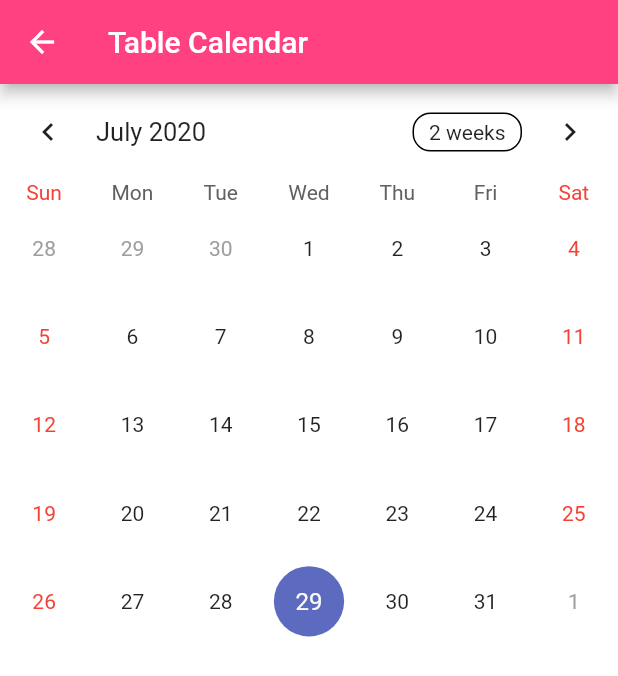
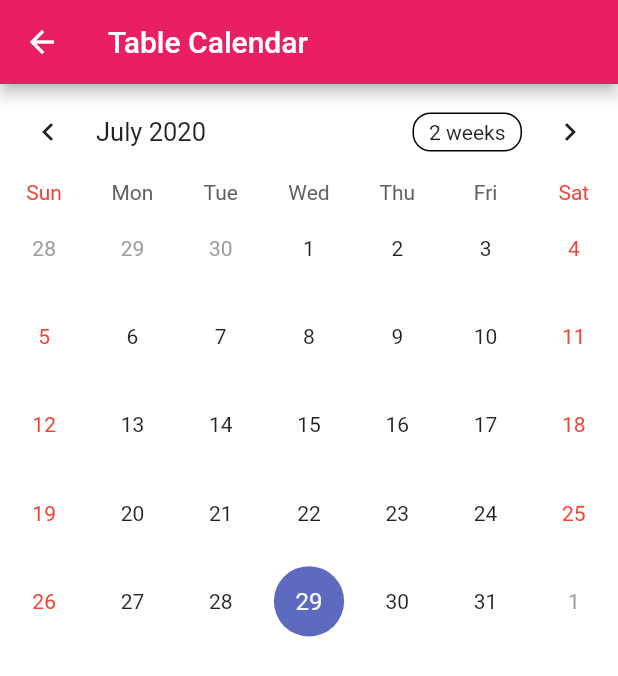
Before and after one commit to prabakar0/ITA-Calendar, a Flutter app: the screen it shows after launch, item 4 of the bottom bar chosen, on a phone screen of 412 x 824 dp. Shown: the top 676 px of the screen. Run offline on Flutter 3.47's test engine with Material 2 defaults, Android fonts, the phone set to English and light mode, and no system bars; drawn by our look-alikes of table_calendar; our stand-ins replace flutter_speed_dial.

Commit message:
Update main.dart

```diff
--- a/lib/main.dart
+++ b/lib/main.dart
@@ -27,7 +27,7 @@ class _SecondRouteState extends State<SecondRoute> {
       backgroundColor: Colors.white,
       appBar: AppBar(
         title: Text("Table Calendar"),
-        backgroundColor: Colors.pinkAccent,
+        backgroundColor: Colors.pink,
       ),
       body: Center(
 
```
